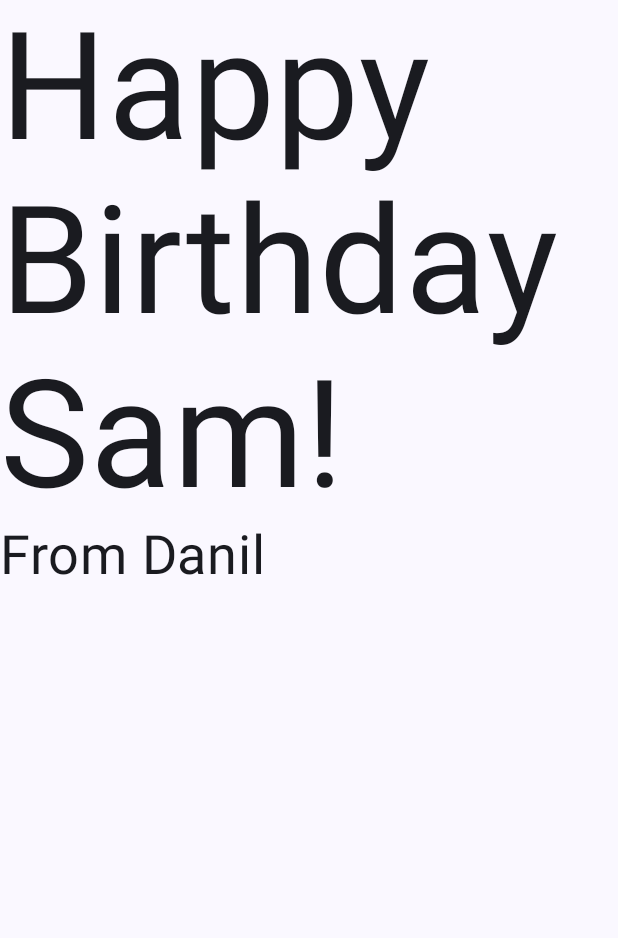
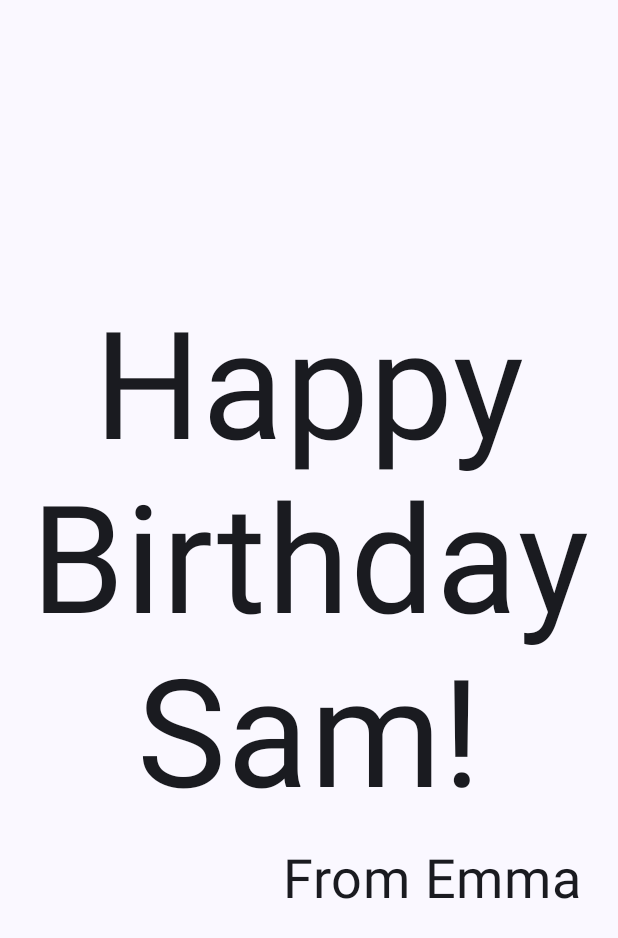
Before and after one commit to denlak77/MobileSystem-, an Android app built with Jetpack Compose: the screen it shows after launch (MainActivity), on a phone screen of 412 x 824 dp. Shown: the top 938 px of the screen. Run offline under Robolectric (Android 15) with nearby library versions, the phone set to English and light mode, and no system bars.

Commit message:
Welcome Text

```diff
--- a/Unit 1/HappyBirthday/app/src/main/java/com/example/happybirthday/MainActivity.kt
+++ b/Unit 1/HappyBirthday/app/src/main/java/com/example/happybirthday/MainActivity.kt
@@ -3,17 +3,21 @@ package com.example.happybirthday
 import android.os.Bundle
 import androidx.activity.ComponentActivity
 import androidx.activity.compose.setContent
+import androidx.compose.foundation.layout.Arrangement
+import androidx.compose.foundation.layout.Column
 import androidx.compose.foundation.layout.fillMaxSize
+import androidx.compose.foundation.layout.padding
 import androidx.compose.material3.MaterialTheme
 import androidx.compose.material3.Surface
 import androidx.compose.material3.Text
 import androidx.compose.runtime.Composable
+import androidx.compose.ui.Alignment
 import androidx.compose.ui.Modifier
+import androidx.compose.ui.text.style.TextAlign
 import androidx.compose.ui.tooling.preview.Preview
+import androidx.compose.ui.unit.dp
+import androidx.compose.ui.unit.sp
 import com.example.happybirthday.ui.theme.HappyBirthdayTheme
-import androidx.compose.ui.unit.sp
-import androidx.compose.ui.util.doubleFromBits
-import androidx.compose.foundation.layout.Column
 
 class MainActivity : ComponentActivity() {
     override fun onCreate(savedInstanceState: Bundle?) {
@@ -25,7 +29,11 @@ class MainActivity : ComponentActivity() {
                     modifier = Modifier.fillMaxSize(),
                     color = MaterialTheme.colorScheme.background
                 ) {
-                    GreetingText(message = "Happy Birthday Sam!", from = "From Danil")
+                    GreetingText(
+                        message = "Happy Birthday Sam!",
+                        from = "From Emma",
+                        modifier = Modifier.padding(8.dp)
+                    )
                 }
             }
         }
@@ -34,15 +42,22 @@ class MainActivity : ComponentActivity() {
 
 @Composable
 fun GreetingText(message: String, from: String, modifier: Modifier = Modifier) {
-    Column(modifier = modifier) {
+    Column(
+        verticalArrangement = Arrangement.Center,
+        modifier = modifier
+    ) {
         Text(
             text = message,
             fontSize = 100.sp,
             lineHeight = 116.sp,
+            textAlign = TextAlign.Center
         )
         Text(
             text = from,
-            fontSize = 36.sp
+            fontSize = 36.sp,
+            modifier = Modifier
+                .padding(16.dp)
+                .align(alignment = Alignment.End)
         )
     }
 }
@@ -51,6 +66,6 @@ fun GreetingText(message: String, from: String, modifier: Modifier = Modifier) {
 @Composable
 fun BirthdayCardPreview() {
     HappyBirthdayTheme {
-        GreetingText(message = "Happy Birthday Sam!", from = "From Danil")
+        GreetingText(message = "Happy Birthday Sam!", from = "From Emma")
     }
 }
```
